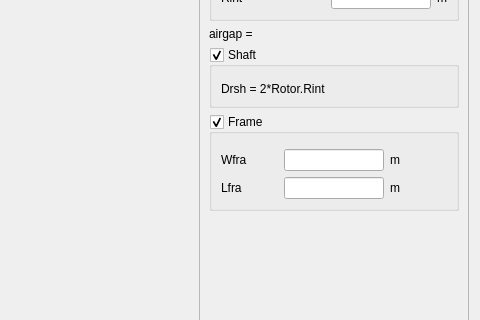
The window that pyleecan/GUI/Dialog/DMachineSetup/SMachineDimension/SMachineDimension.ui (Eomys/pyleecan) describes before a commit, drawn with Qt 5; both pictures show x 582 to 1062 and y 188 to 508 of the 1062 by 679 pixel window.
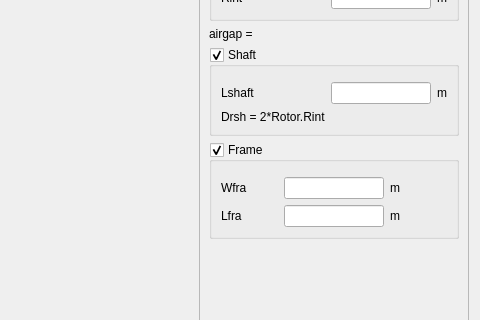
The same window after the commit. Icons and pictures are not drawn. Custom widgets are drawn as their Qt base class.

```diff
--- a/pyleecan/GUI/Dialog/DMachineSetup/SMachineDimension/SMachineDimension.ui
+++ b/pyleecan/GUI/Dialog/DMachineSetup/SMachineDimension/SMachineDimension.ui
@@ -310,6 +310,52 @@
               </property>
              </widget>
             </item>
+            <item>
+             <layout class="QHBoxLayout" name="horizontalLayout_3">
+              <item>
+               <widget class="QLabel" name="in_Lshaft">
+                <property name="minimumSize">
+                 <size>
+                  <width>30</width>
+                  <height>0</height>
+                 </size>
+                </property>
+                <property name="toolTip">
+                 <string>Shaft length</string>
+                </property>
+                <property name="text">
+                 <string>Lshaft</string>
+                </property>
+               </widget>
+              </item>
+              <item>
+               <widget class="FloatEdit" name="lf_Lshaft">
+                <property name="maximumSize">
+                 <size>
+                  <width>100</width>
+                  <height>100</height>
+                 </size>
+                </property>
+                <property name="toolTip">
+                 <string>Shaft length</string>
+                </property>
+               </widget>
+              </item>
+              <item>
+               <widget class="QLabel" name="unit_Lshaft">
+                <property name="sizePolicy">
+                 <sizepolicy hsizetype="Fixed" vsizetype="Preferred">
+                  <horstretch>0</horstretch>
+                  <verstretch>0</verstretch>
+                 </sizepolicy>
+                </property>
+                <property name="text">
+                 <string>m</string>
+                </property>
+               </widget>
+              </item>
+             </layout>
+            </item>
             <item>
              <widget class="QLabel" name="out_Drsh">
               <property name="toolTip">
```
Left out of the diff: 65 changed lines with no effect on the pictures.
